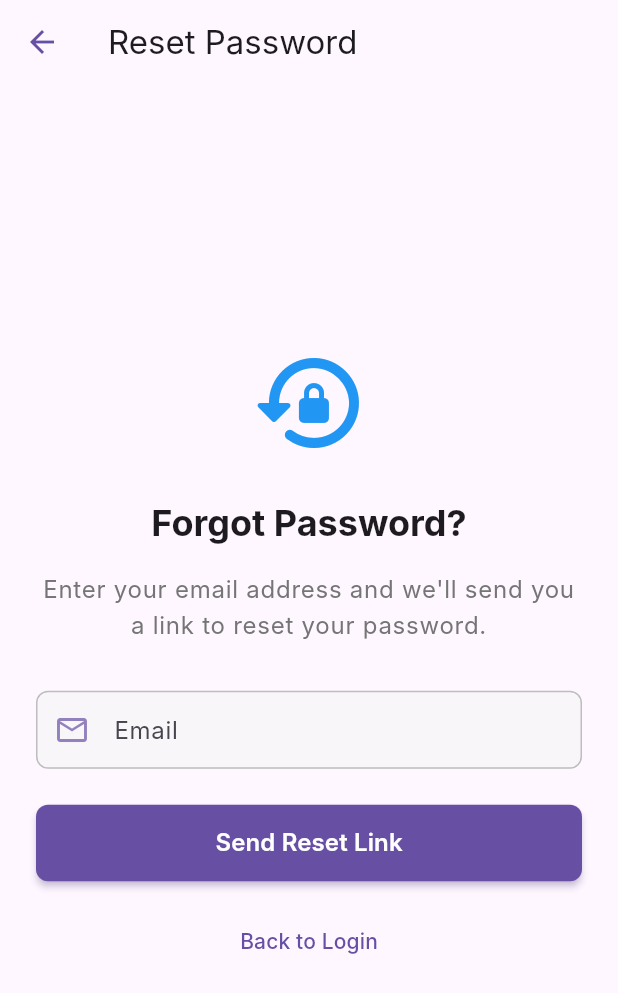
After one commit to RawalePrashant/flutter-firebase-starter-project, a Flutter app: the screen it shows after launch, after a tap on "Forgot Password?", on a phone screen of 412 x 824 dp. The commit adds this screen. Shown: the top 993 px of the screen. Run offline on Flutter 3.47's test engine with Material 3 defaults, Android fonts, the phone set to English and light mode, and no system bars; our stand-ins replace firebase_auth, firebase_core, google_sign_in; accounts and stored records are empty; generated files the repository leaves out were written again; Roboto replaces fonts that are missing (Inter).

Commit message:
Email verification

```diff
--- a/lib/main.dart
+++ b/lib/main.dart
@@ -8,6 +8,7 @@ import 'services/auth_service.dart';
 import 'routes/app_routes.dart';
 import 'screens/login_screen.dart';
 import 'screens/home_screen.dart';
+import 'screens/email_verification_screen.dart';
 import 'utils/constants.dart';
 
 void main() async {
@@ -77,26 +78,27 @@ class AuthWrapper extends StatelessWidget {
 
   @override
   Widget build(BuildContext context) {
-    // Listen to the AuthProvider for authentication state changes.
-    final authProvider = Provider.of<AuthProvider>(context);
-
-    // Use a StreamBuilder to listen to the auth state stream from AuthService.
-    // This ensures real-time updates when the auth state changes.
-    return StreamBuilder(
-      stream: authProvider.authStateChanges,
-      builder: (context, snapshot) {
-        // Show a loading indicator while checking auth state.
-        if (snapshot.connectionState == ConnectionState.waiting) {
+    return Consumer<AuthProvider>(
+      builder: (context, authProvider, _) {
+        if (authProvider.isLoading) {
           return const Scaffold(
-            body: Center(child: CircularProgressIndicator()),
+            body: Center(
+              child: CircularProgressIndicator(),
+            ),
           );
         }
-        // If the user is authenticated, show the HomeScreen.
-        if (snapshot.hasData) {
-          return const HomeScreen();
+
+        final user = authProvider.user;
+        if (user == null) {
+          return const LoginScreen();
         }
-        // If the user is not authenticated, show the LoginScreen.
-        return const LoginScreen();
+
+        // Check if email is verified
+        if (!authProvider.isEmailVerified()) {
+          return const EmailVerificationScreen();
+        }
+
+        return const HomeScreen();
       },
     );
   }
--- a/lib/routes/app_routes.dart
+++ b/lib/routes/app_routes.dart
@@ -5,6 +5,8 @@ import '../screens/login_screen.dart';
 import '../screens/signup_screen.dart';
 import '../screens/home_screen.dart';
 import '../screens/profile_screen.dart';
+import '../screens/email_verification_screen.dart';
+import '../screens/forgot_password_screen.dart';
 import '../utils/constants.dart'; // For route name constants
 
 class AppRoutes {
@@ -18,6 +20,10 @@ class AppRoutes {
         return MaterialPageRoute(builder: (_) => const HomeScreen());
       case AppRouteNames.profile:
         return MaterialPageRoute(builder: (_) => const ProfileScreen());
+      case '/verify-email':
+        return MaterialPageRoute(builder: (_) => const EmailVerificationScreen());
+      case '/forgot-password':
+        return MaterialPageRoute(builder: (_) => const ForgotPasswordScreen());
       // Add more routes here as your app grows
       // case AppRouteNames.settings:
       //   return MaterialPageRoute(builder: (_) => SettingsScreen());
--- /dev/null
+++ b/lib/screens/forgot_password_screen.dart
@@ -0,0 +1,138 @@
+import 'package:flutter/material.dart';
+import 'package:provider/provider.dart';
+import '../providers/auth_provider.dart';
+import '../widgets/custom_text_field.dart';
+import '../widgets/custom_button.dart';
+
+class ForgotPasswordScreen extends StatefulWidget {
+  const ForgotPasswordScreen({super.key});
+
+  @override
+  State<ForgotPasswordScreen> createState() => _ForgotPasswordScreenState();
+}
+
+class _ForgotPasswordScreenState extends State<ForgotPasswordScreen> {
+  final _formKey = GlobalKey<FormState>();
+  final _emailController = TextEditingController();
+  bool _isLoading = false;
+
+  @override
+  void dispose() {
+    _emailController.dispose();
+    super.dispose();
+  }
+
+  Future<void> _resetPassword() async {
+    if (_formKey.currentState!.validate()) {
+      setState(() {
+        _isLoading = true;
+      });
+
+      try {
+        final authProvider = Provider.of<AuthProvider>(context, listen: false);
+        await authProvider.sendPasswordResetEmail(_emailController.text.trim());
+
+        if (mounted) {
+          ScaffoldMessenger.of(context).showSnackBar(
+            const SnackBar(
+              content: Text('Password reset email sent! Please check your inbox.'),
+              backgroundColor: Colors.green,
+            ),
+          );
+          Navigator.of(context).pop(); // Go back to login screen
+        }
+      } catch (e) {
+        if (mounted) {
+          ScaffoldMessenger.of(context).showSnackBar(
+            SnackBar(
+              content: Text('Error sending reset email: $e'),
+              backgroundColor: Colors.red,
+            ),
+          );
+        }
+      } finally {
+        if (mounted) {
+          setState(() {
+            _isLoading = false;
+          });
+        }
+      }
+    }
+  }
+
+  @override
+  Widget build(BuildContext context) {
+    return Scaffold(
+      appBar: AppBar(
+        title: const Text('Reset Password'),
+        elevation: 0,
+        backgroundColor: Theme.of(context).scaffoldBackgroundColor,
+        iconTheme: IconThemeData(color: Theme.of(context).primaryColor),
+      ),
+      body: Center(
+        child: SingleChildScrollView(
+          padding: const EdgeInsets.all(24.0),
+          child: Form(
+            key: _formKey,
+            child: Column(
+              mainAxisAlignment: MainAxisAlignment.center,
+              crossAxisAlignment: CrossAxisAlignment.stretch,
+              children: [
+                const Icon(
+                  Icons.lock_reset_rounded,
+                  size: 80,
+                  color: Colors.blue,
+                ),
+                const SizedBox(height: 24),
+                Text(
+                  'Forgot Password?',
+                  textAlign: TextAlign.center,
+                  style: Theme.of(context).textTheme.headlineSmall?.copyWith(
+                    fontWeight: FontWeight.bold,
+                  ),
+                ),
+                const SizedBox(height: 16),
+                Text(
+                  'Enter your email address and we\'ll send you a link to reset your password.',
+                  textAlign: TextAlign.center,
+                  style: Theme.of(context).textTheme.bodyLarge?.copyWith(
+                    color: Colors.grey[600],
+                  ),
+                ),
+                const SizedBox(height: 32),
+                CustomTextField(
+                  controller: _emailController,
+                  labelText: 'Email',
+                  hintText: 'Enter your email',
+                  keyboardType: TextInputType.emailAddress,
+                  prefixIcon: Icons.email_outlined,
+                  validator: (value) {
+                    if (value == null || value.isEmpty) {
+                      return 'Please enter your email';
+                    }
+                    if (!RegExp(r'^[^@]+@[^@]+\.[^@]+').hasMatch(value)) {
+                      return 'Please enter a valid email address';
+                    }
+                    return null;
+                  },
+                ),
+                const SizedBox(height: 24),
+                _isLoading
+                    ? const Center(child: CircularProgressIndicator())
+                    : CustomButton(
+                        text: 'Send Reset Link',
+                        onPressed: _resetPassword,
+                      ),
+                const SizedBox(height: 16),
+                TextButton(
+                  onPressed: () => Navigator.of(context).pop(),
+                  child: const Text('Back to Login'),
+                ),
+              ],
+            ),
+          ),
+        ),
+      ),
+    );
+  }
+}
--- a/lib/screens/login_screen.dart
+++ b/lib/screens/login_screen.dart
@@ -137,7 +137,24 @@ class _LoginScreenState extends State<LoginScreen> {
                         text: 'Login',
                         onPressed: () => _loginUser(authProvider),
                       ),
-                const SizedBox(height: 16.0),
+                const SizedBox(height: 16),
+
+                // Forgot Password Link
+                Align(
+                  alignment: Alignment.centerRight,
+                  child: TextButton(
+                    onPressed: () {
+                      Navigator.of(context).pushNamed('/forgot-password');
+                    },
+                    child: Text(
+                      'Forgot Password?',
+                      style: TextStyle(
+                        color: Theme.of(context).primaryColor,
+                      ),
+                    ),
+                  ),
+                ),
+                const SizedBox(height: 16),
 
                 // Google Sign-In Button
                 CustomButton(
```
Also changed, not shown: lib/providers/auth_provider.dart (+67 -0 lines), lib/screens/email_verification_screen.dart (added, +164 -0 lines), lib/services/auth_service.dart (+46 -4 lines), 1 other file.
